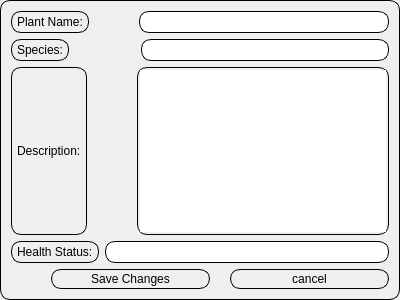
Above: ui/editwindow.ui from BibekTripathy/PlantCareApp before the change. Below: the same form after it.
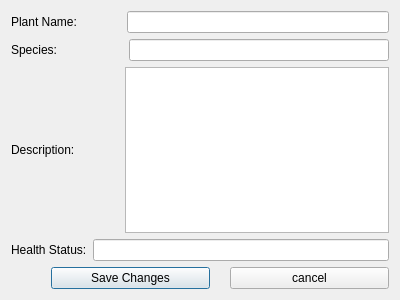
That is the form after the change.

Diff of the .ui file:
```diff
--- a/ui/editwindow.ui
+++ b/ui/editwindow.ui
@@ -14,9 +14,7 @@
    <string>Dialog</string>
   </property>
   <property name="styleSheet">
-   <string notr="true">border: 1px solid #000000;
-border-radius: 10px;
-padding: 2px;</string>
+   <string notr="true"/>
   </property>
   <layout class="QVBoxLayout" name="verticalLayout">
    <item>
```
